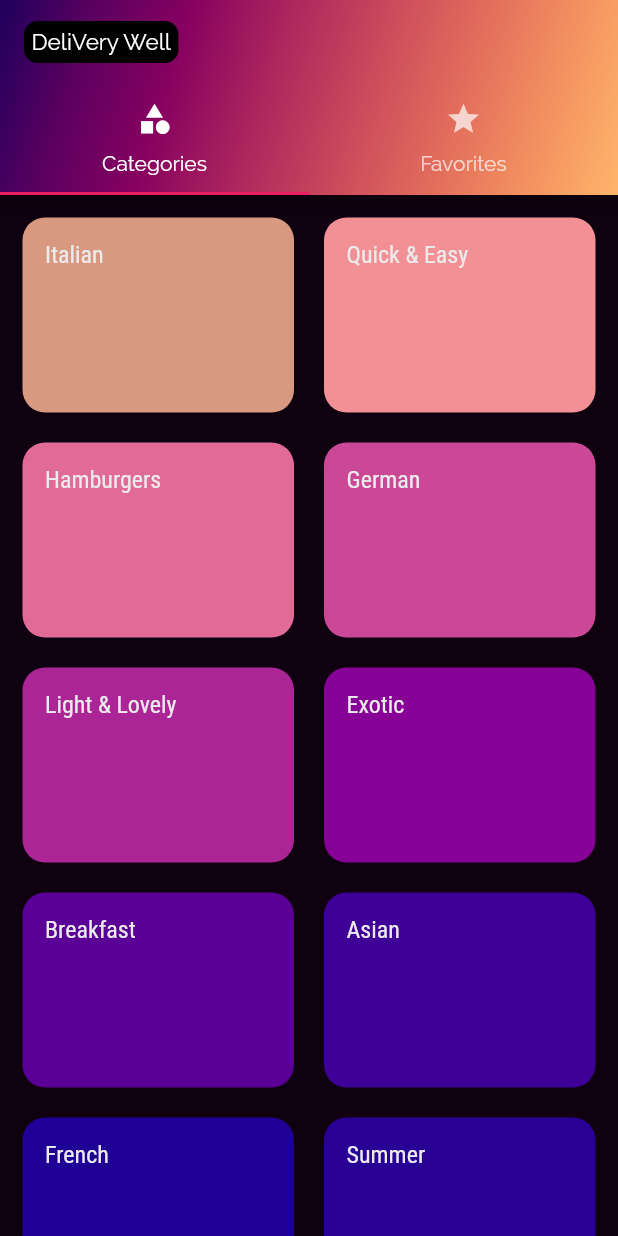
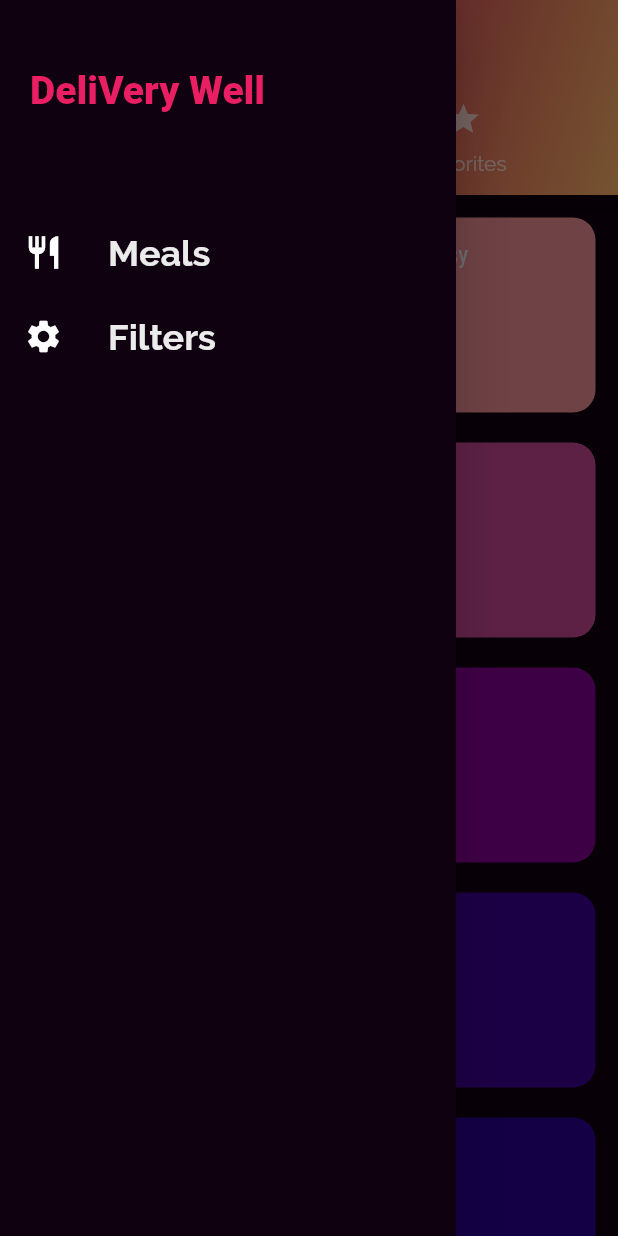
Before and after one commit to Zhenya-Mykhalskyi/DeliVery-Well-App, a Flutter app: the screen it shows after launch, with the side drawer open (before the commit the screen has no drawer), on a phone screen of 412 x 824 dp. Run offline on Flutter 3.47's test engine with Material 2 defaults, Android fonts, the phone set to English and light mode, and no system bars.

Commit message:
add main_drawer and filters_screen

```diff
--- a/lib/main.dart
+++ b/lib/main.dart
@@ -1,4 +1,5 @@
 import 'package:flutter/material.dart';
+import './screens/filters_screen.dart';
 import './screens/tabs_screen.dart';
 import './screens/meal_detail_screen.dart';
 import './screens/category_meals_screen.dart';
@@ -49,6 +50,7 @@ class MyApp extends StatelessWidget {
         '/': (ctx) => TabsScreen(),
         CategoryMealScreen.routeName: (ctx) => CategoryMealScreen(),
         MealDetailScreen.routeName: (ctx) => MealDetailScreen(),
+        FiltersScreen.routeName: (ctx) => FiltersScreen(),
       },
       onGenerateRoute: (settings) {
         print(settings.arguments);
--- /dev/null
+++ b/lib/screens/filters_screen.dart
@@ -0,0 +1,18 @@
+import 'package:flutter/material.dart';
+import 'package:flutter/widgets.dart';
+import '../widgets/main_drawer.dart';
+
+class FiltersScreen extends StatelessWidget {
+  static const routeName = '/filters';
+
+  @override
+  Widget build(BuildContext context) {
+    return Scaffold(
+      appBar: AppBar(title: Text('Your Filters')),
+      drawer: MainDrawer(),
+      body: Center(
+        child: Text('Filters'),
+      ),
+    );
+  }
+}
--- a/lib/screens/tabs_screen.dart
+++ b/lib/screens/tabs_screen.dart
@@ -1,5 +1,6 @@
 import 'package:flutter/cupertino.dart';
 import 'package:flutter/material.dart';
+import '../widgets/main_drawer.dart';
 import './categories_screen.dart';
 import './favorites_screen.dart';
 
@@ -57,7 +58,7 @@ class _TabsScreenState extends State<TabsScreen> {
             ],
           ),
         ),
-        // drawer: Drawer(),
+        drawer: MainDrawer(),
         body: TabBarView(
           children: [
             CategoriesScreen(),
--- a/lib/widgets/category_item.dart
+++ b/lib/widgets/category_item.dart
@@ -39,8 +39,6 @@ class CategoryItem extends StatelessWidget {
               color.withBlue(150),
             ],
             begin: Alignment(8, 1.3),
-
-            // end: Alignment.bottomCenter,
           ),
           borderRadius: BorderRadius.circular(15),
           // border: Border.all(
--- /dev/null
+++ b/lib/widgets/main_drawer.dart
@@ -0,0 +1,50 @@
+import 'package:flutter/material.dart';
+import '../screens/filters_screen.dart';
+
+class MainDrawer extends StatelessWidget {
+  Widget buildListTile(String title, IconData icon, Function tapHandler) {
+    return ListTile(
+      leading: Icon(
+        icon,
+        color: Colors.white,
+        size: 26,
+      ),
+      title: Text(
+        title,
+        style: TextStyle(fontSize: 24, fontWeight: FontWeight.w700),
+      ),
+      onTap: tapHandler,
+    );
+  }
+
+  @override
+  Widget build(BuildContext context) {
+    return Drawer(
+        child: Column(
+      children: [
+        Container(
+          height: 120,
+          width: double.infinity,
+          padding: EdgeInsets.all(20),
+          alignment: Alignment.centerLeft,
+          child: Text(
+            'DeliVery Well',
+            style: TextStyle(
+              fontWeight: FontWeight.w900,
+              fontSize: 26,
+              color: Colors.pink,
+              fontFamily: ' Raleway',
+            ),
+          ),
+        ),
+        SizedBox(height: 20),
+        buildListTile('Meals', Icons.restaurant, () {
+          Navigator.of(context).pushReplacementNamed('/');
+        }),
+        buildListTile('Filters', Icons.settings, () {
+          Navigator.of(context).pushReplacementNamed(FiltersScreen.routeName);
+        }),
+      ],
+    ));
+  }
+}
```
